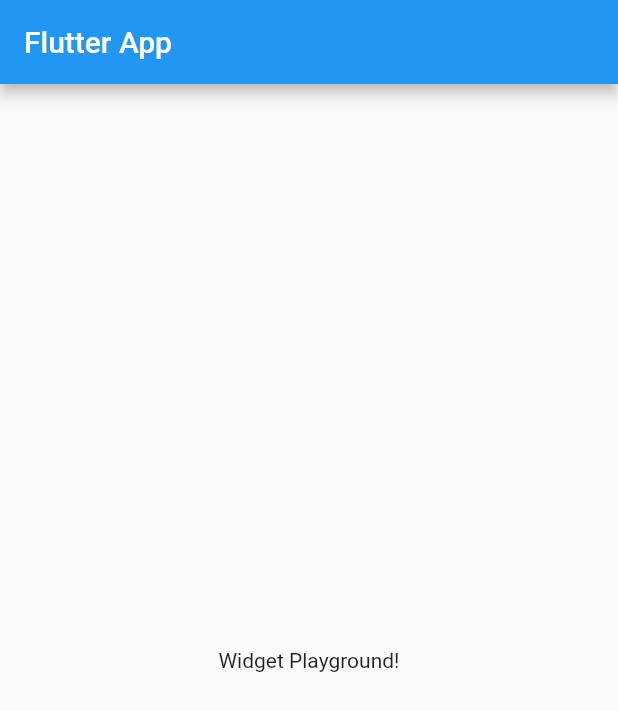
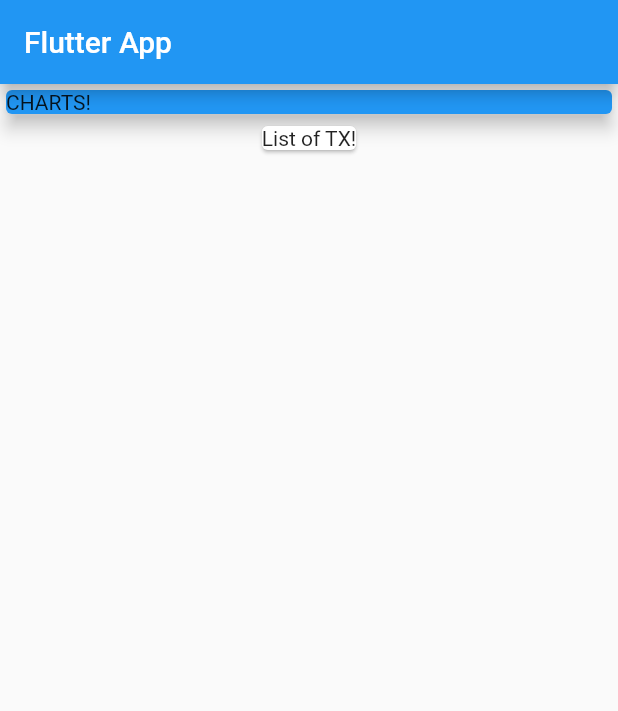
Before and after one commit to mostafaadawy/flutter_complete_guide_lesson4, a Flutter app: the screen it shows after launch, on a phone screen of 412 x 824 dp. Shown: the top 711 px of the screen. Run offline on Flutter 3.47's test engine with Material 2 defaults, Android fonts, the phone set to English and light mode, and no system bars.

Commit message:
combining widgets

```diff
--- a/lib/main.dart
+++ b/lib/main.dart
@@ -19,8 +19,20 @@
       appBar: AppBar(
         title: Text('Flutter App'),
       ),
-      body: Center(
-        child: Text('Widget Playground!'),
+      body: Column(
+        children: <Widget>[
+          Container(
+            width: double.infinity,
+            child: Card(
+              color: Colors.blue,
+                child:Text('CHARTS!'),
+                elevation: 5,
+            ),
+          ),
+          Card(
+            child:Text('List of TX!'),
+          )
+        ]
       ),
     );
   }
```
